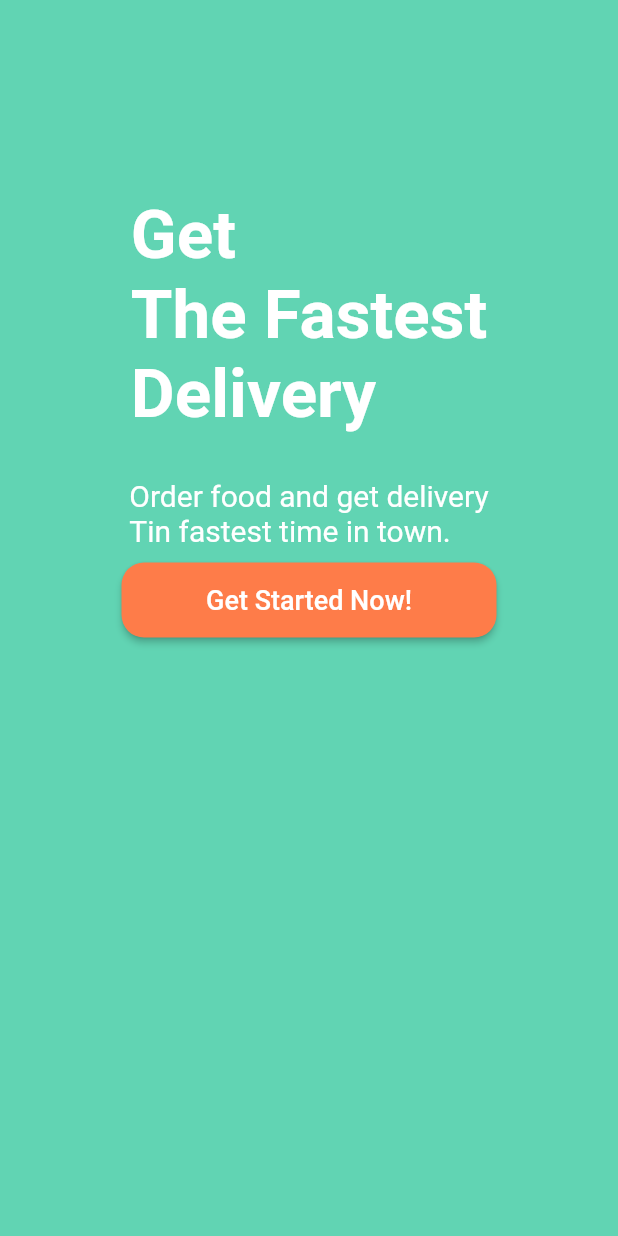
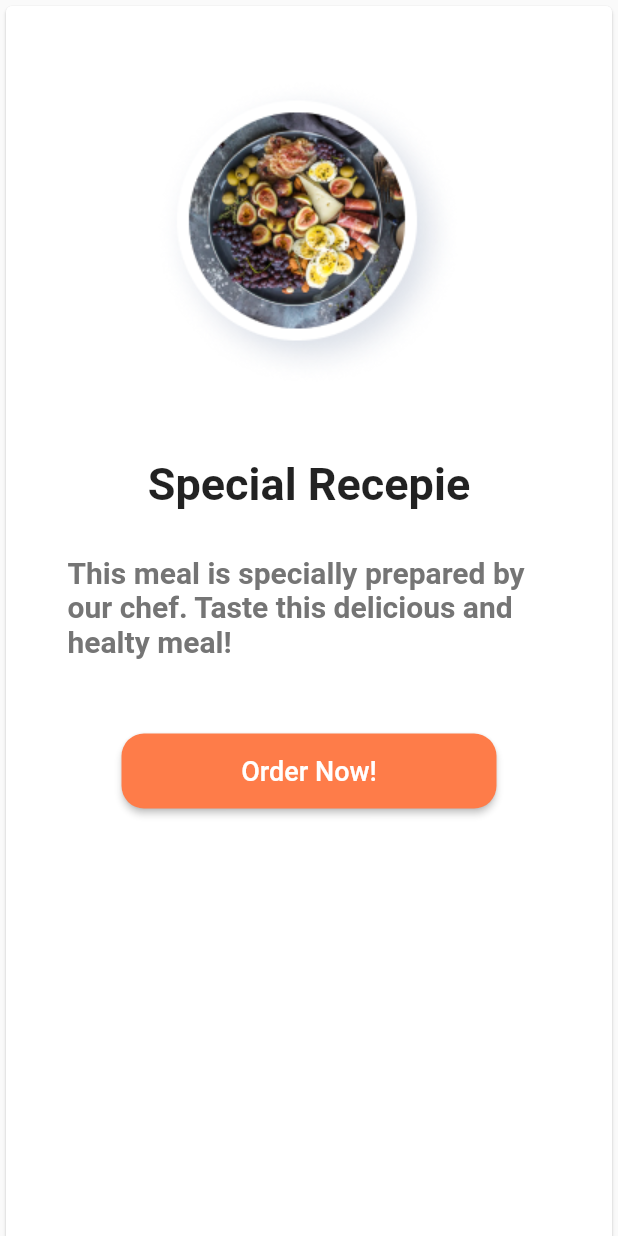
Before and after one commit to aysealmaci/FoodApp, a Flutter app: the screen it shows after launch, on a phone screen of 412 x 824 dp. Run offline on Flutter 3.47's test engine with Material 2 defaults, Android fonts, the phone set to English and light mode, and no system bars.

Commit message:
add food content page

```diff
--- a/food_app/lib/main.dart
+++ b/food_app/lib/main.dart
@@ -1,4 +1,5 @@
 import 'package:flutter/material.dart';
+import 'package:food_app/screens/food_content.dart';
 import 'package:food_app/screens/home.dart';
 import 'package:food_app/screens/splash.dart';
 
@@ -18,6 +19,6 @@ class MyApp extends StatelessWidget {
         theme: ThemeData(
           primarySwatch: Colors.blue,
         ),
-        home: SplashScreen());
+        home: FoodContent());
   }
 }
--- /dev/null
+++ b/food_app/lib/screens/food_content.dart
@@ -0,0 +1,57 @@
+import 'package:flutter/material.dart';
+import 'package:food_app/widgets/main_button.dart';
+
+class FoodContent extends StatelessWidget {
+  const FoodContent({Key? key}) : super(key: key);
+
+  @override
+  Widget build(BuildContext context) {
+    Size appSize = MediaQuery.of(context).size;
+    return Scaffold(
+      body: SingleChildScrollView(
+        scrollDirection: Axis.vertical,
+        child: Column(
+          children: [
+            Card(
+              // elevation: 5,
+              child: Padding(
+                padding: const EdgeInsets.all(1.0),
+                child: Container(
+                  decoration: BoxDecoration(),
+                  height: appSize.height,
+                  width: appSize.width,
+                  child: Column(
+                    children: <Widget>[
+                      Image.asset("assets/special recepie.png", height: 300),
+                      Text("Special Recepie",
+                          style: TextStyle(
+                              fontWeight: FontWeight.bold, fontSize: 30)),
+                      Padding(
+                        padding:
+                            const EdgeInsets.only(left: 40, right: 40, top: 30),
+                        child: Text(
+                          "This meal is specially prepared by our chef. Taste this delicious and healty meal!",
+                          style: TextStyle(
+                              fontWeight: FontWeight.bold,
+                              fontSize: 20,
+                              color: Colors.grey.shade600),
+                        ),
+                      ),
+                      Padding(
+                        padding: const EdgeInsets.all(50.0),
+                        child: MainButtons(
+                          onPressed: () {},
+                          button_name: "Order Now!",
+                        ),
+                      )
+                    ],
+                  ),
+                ),
+              ),
+            ),
+          ],
+        ),
+      ),
+    );
+  }
+}
--- a/food_app/lib/widgets/food_row_widget.dart
+++ b/food_app/lib/widgets/food_row_widget.dart
@@ -24,7 +24,10 @@ class FoodRowWidget extends StatelessWidget {
             ),
           ),
         ),
-        Text(food_name)
+        Text(
+          food_name,
+          style: TextStyle(fontWeight: FontWeight.bold),
+        )
       ],
     );
   }
```
